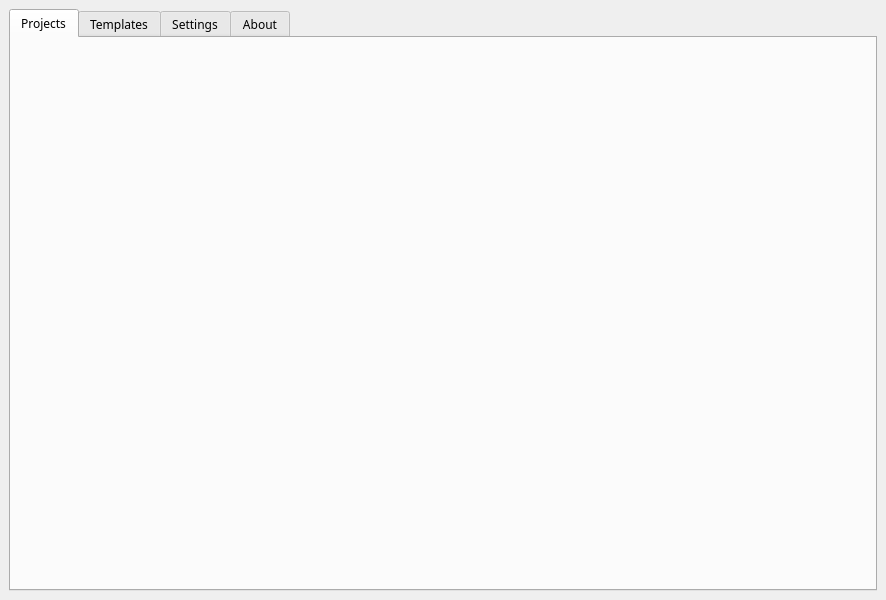
This is mainwindow.ui in Notidman/Dollar as Qt 5 draws it before an edit. The edited form follows.
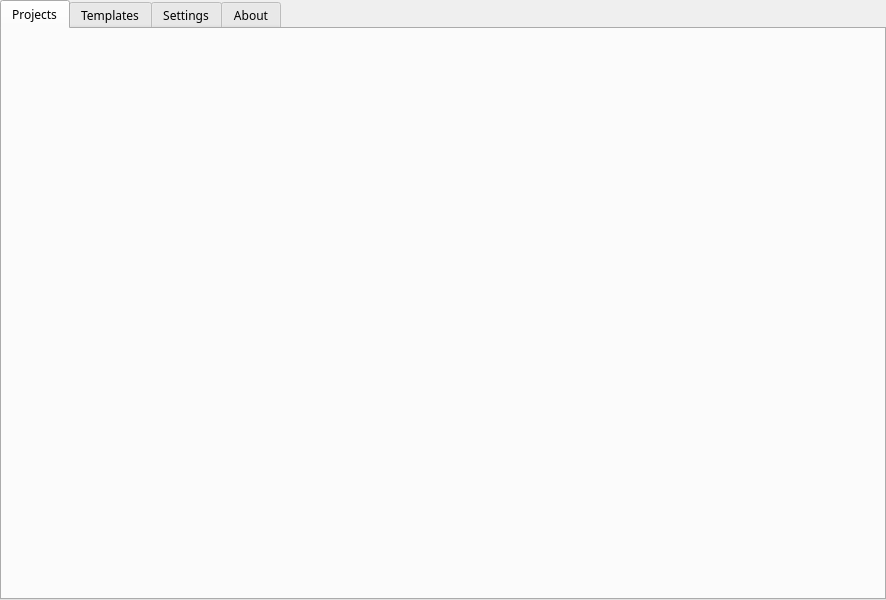
This is the edited form. The open tabs and pages were chosen to show the change.

Patch:
```diff
--- a/mainwindow.ui
+++ b/mainwindow.ui
@@ -50,6 +50,21 @@
   </property>
   <widget class="QWidget" name="centralwidget">
    <layout class="QGridLayout" name="gridLayout">
+    <property name="leftMargin">
+     <number>0</number>
+    </property>
+    <property name="topMargin">
+     <number>0</number>
+    </property>
+    <property name="rightMargin">
+     <number>0</number>
+    </property>
+    <property name="bottomMargin">
+     <number>0</number>
+    </property>
+    <property name="spacing">
+     <number>0</number>
+    </property>
     <item row="0" column="0">
      <widget class="QTabWidget" name="tabWidget">
       <property name="enabled">
@@ -103,6 +118,21 @@
         <string>Projects</string>
        </attribute>
        <layout class="QGridLayout" name="gridLayout_5">
+        <property name="leftMargin">
+         <number>0</number>
+        </property>
+        <property name="topMargin">
+         <number>0</number>
+        </property>
+        <property name="rightMargin">
+         <number>0</number>
+        </property>
+        <property name="bottomMargin">
+         <number>0</number>
+        </property>
+        <property name="horizontalSpacing">
+         <number>6</number>
+        </property>
         <item row="0" column="0">
          <layout class="QGridLayout" name="gl_projects_menu"/>
         </item>
```
Left out of the diff: 45 changed lines with no effect on the pictures.
